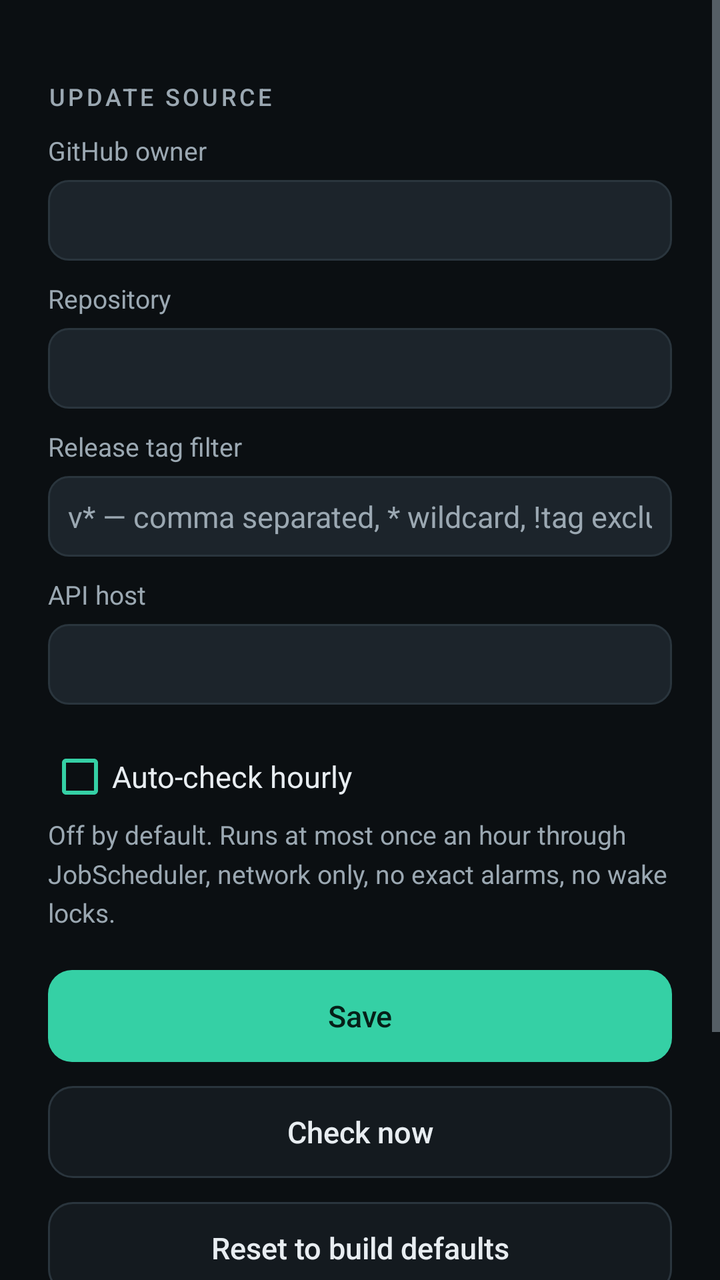
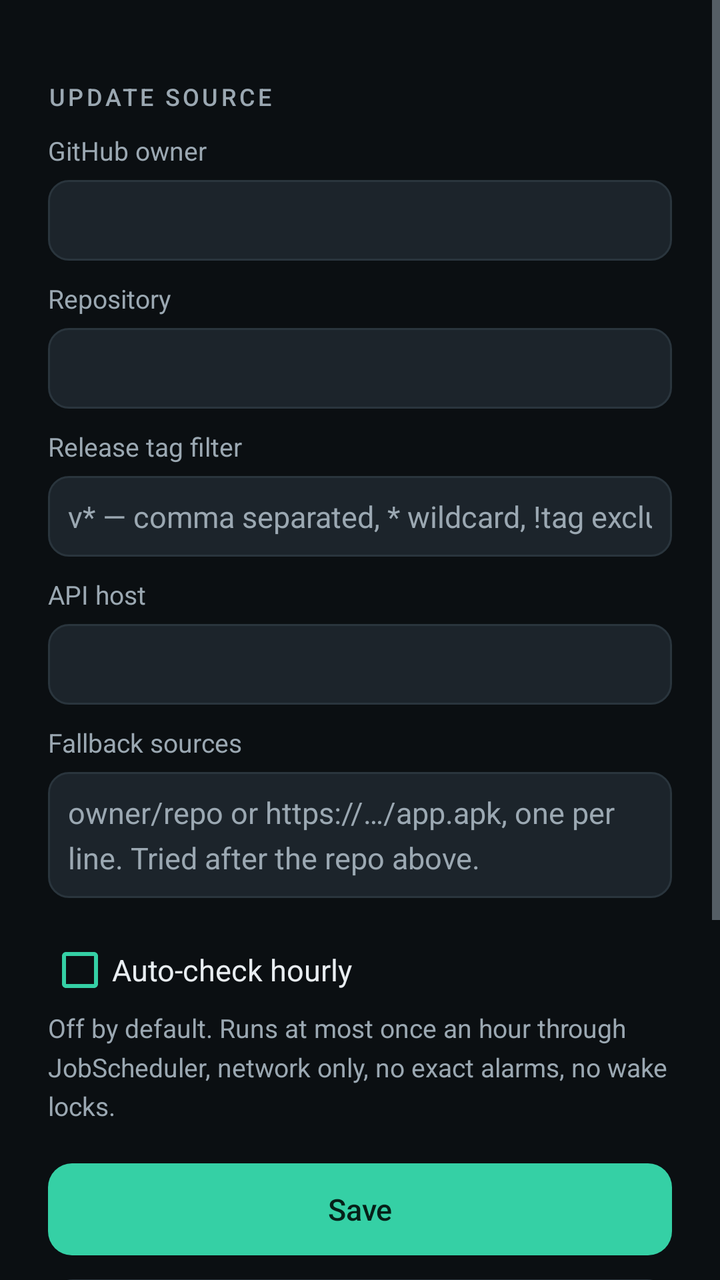

The first picture is an Android layout as it rendered before a commit; the second is the same layout after the commit. The layout source and the unified diff follow.
<!-- AndroidManifest.xml: application theme Theme.Stub -->
<!-- res/layout/activity_settings.xml -->
<?xml version="1.0" encoding="utf-8"?>
<ScrollView xmlns:android="http://schemas.android.com/apk/res/android"
    android:layout_width="match_parent"
    android:layout_height="match_parent"
    android:background="@color/bg"
    android:fillViewport="true">

    <LinearLayout
        android:id="@+id/column"
        android:layout_width="match_parent"
        android:layout_height="wrap_content"
        android:layout_gravity="center_horizontal"
        android:orientation="vertical"
        android:paddingLeft="@dimen/pad_screen"
        android:paddingTop="@dimen/pad_screen_top"
        android:paddingRight="@dimen/pad_screen"
        android:paddingBottom="@dimen/pad_screen_top">

        <TextView
            style="@style/Text.Section"
            android:layout_width="match_parent"
            android:layout_height="wrap_content"
            android:layout_marginTop="@dimen/gap_section"
            android:text="@string/settings_source" />

        <TextView
            style="@style/Text.Muted"
            android:layout_width="match_parent"
            android:layout_height="wrap_content"
            android:layout_marginTop="10dp"
            android:text="@string/settings_owner" />

        <EditText
            android:id="@+id/edt_owner"
            style="@style/Text.Body"
            android:layout_width="match_parent"
            android:layout_height="wrap_content"
            android:layout_marginTop="6dp"
            android:background="@drawable/bg_field"
            android:inputType="text"
            android:padding="@dimen/gap_item"
            android:singleLine="true"
            android:importantForAutofill="no" />

        <TextView
            style="@style/Text.Muted"
            android:layout_width="match_parent"
            android:layout_height="wrap_content"
            android:layout_marginTop="@dimen/gap_item"
            android:text="@string/settings_repo" />

        <EditText
            android:id="@+id/edt_repo"
            style="@style/Text.Body"
            android:layout_width="match_parent"
            android:layout_height="wrap_content"
            android:layout_marginTop="6dp"
            android:background="@drawable/bg_field"
            android:inputType="text"
            android:padding="@dimen/gap_item"
            android:singleLine="true"
            android:importantForAutofill="no" />

        <TextView
            style="@style/Text.Muted"
            android:layout_width="match_parent"
            android:layout_height="wrap_content"
            android:layout_marginTop="@dimen/gap_item"
            android:text="@string/settings_tag_filter" />

        <EditText
            android:id="@+id/edt_tag"
            style="@style/Text.Body"
            android:layout_width="match_parent"
            android:layout_height="wrap_content"
            android:layout_marginTop="6dp"
            android:background="@drawable/bg_field"
            android:hint="@string/settings_tag_filter_hint"
            android:inputType="text"
            android:padding="@dimen/gap_item"
            android:singleLine="true"
            android:importantForAutofill="no" />

        <TextView
            style="@style/Text.Muted"
            android:layout_width="match_parent"
            android:layout_height="wrap_content"
            android:layout_marginTop="@dimen/gap_item"
            android:text="@string/settings_api_host" />

        <EditText
            android:id="@+id/edt_host"
            style="@style/Text.Body"
            android:layout_width="match_parent"
            android:layout_height="wrap_content"
            android:layout_marginTop="6dp"
            android:background="@drawable/bg_field"
            android:inputType="textUri"
            android:padding="@dimen/gap_item"
            android:singleLine="true"
            android:importantForAutofill="no" />

        <CheckBox
            android:id="@+id/chk_auto"
            style="@style/Text.Body"
            android:layout_width="match_parent"
            android:layout_height="wrap_content"
            android:layout_marginTop="20dp"
            android:buttonTint="@color/accent"
            android:text="@string/settings_auto_check" />

        <TextView
            style="@style/Text.Muted"
            android:layout_width="match_parent"
            android:layout_height="wrap_content"
            android:layout_marginTop="4dp"
            android:text="@string/settings_auto_check_note" />

        <Button
            android:id="@+id/btn_save"
            style="@style/Button.Primary"
            android:layout_width="match_parent"
            android:layout_height="wrap_content"
            android:layout_marginTop="@dimen/gap_section"
            android:text="@string/settings_save" />

        <Button
            android:id="@+id/btn_check"
            style="@style/Button.Secondary"
            android:layout_width="match_parent"
            android:layout_height="wrap_content"
            android:layout_marginTop="12dp"
            android:text="@string/settings_check" />

        <Button
            android:id="@+id/btn_reset"
            style="@style/Button.Secondary"
            android:layout_width="match_parent"
            android:layout_height="wrap_content"
            android:layout_marginTop="12dp"
            android:text="@string/settings_reset" />

        <TextView
            style="@style/Text.Section"
            android:layout_width="match_parent"
            android:layout_height="wrap_content"
            android:layout_marginTop="@dimen/gap_section"
            android:text="@string/settings_effective" />

        <TextView
            android:id="@+id/txt_effective"
            style="@style/Text.Mono"
            android:layout_width="match_parent"
            android:layout_height="wrap_content"
            android:layout_marginTop="10dp" />

        <TextView
            style="@style/Text.Section"
            android:layout_width="match_parent"
            android:layout_height="wrap_content"
            android:layout_marginTop="@dimen/gap_section"
            android:text="@string/settings_last_check" />

        <TextView
            android:id="@+id/txt_lastcheck"
            style="@style/Text.Muted"
            android:layout_width="match_parent"
            android:layout_height="wrap_content"
            android:layout_marginTop="10dp" />
    </LinearLayout>
</ScrollView>
<!-- resources referenced by this layout -->
<resources>
  <color name="accent">#35D0A5</color>
  <color name="bg">#0B0F12</color>
  <dimen name="gap_item">10dp</dimen>
  <dimen name="gap_section">20dp</dimen>
  <dimen name="pad_screen">24dp</dimen>
  <dimen name="pad_screen_top">20dp</dimen>
  <!-- drawable bg_field (drawable) -->
  <?xml version="1.0" encoding="utf-8"?>
  <shape xmlns:android="http://schemas.android.com/apk/res/android" android:shape="rectangle">
      <solid android:color="@color/surface_high" />
      <stroke android:width="1dp" android:color="@color/stroke" />
      <corners android:radius="10dp" />
  </shape>
  <string name="settings_api_host">API host</string>
  <string name="settings_auto_check">Auto-check hourly</string>
  <string name="settings_auto_check_note">Off by default. Runs at most once an hour through JobScheduler, network only, no exact alarms, no wake locks.</string>
  <string name="settings_check">Check now</string>
  <string name="settings_effective">Effective source</string>
  <string name="settings_last_check">Last check</string>
  <string name="settings_owner">GitHub owner</string>
  <string name="settings_repo">Repository</string>
  <string name="settings_reset">Reset to build defaults</string>
  <string name="settings_save">Save</string>
  <string name="settings_source">Update source</string>
  <string name="settings_tag_filter">Release tag filter</string>
  <string name="settings_tag_filter_hint">v* — comma separated, * wildcard, !tag excludes</string>
  <style name="Button.Secondary" parent="@android:style/Widget.Material.Button">
          <item name="android:background">@drawable/bg_button_secondary</item>
          <item name="android:textColor">@color/text</item>
          <item name="android:textSize">@dimen/text_button</item>
          <item name="android:textAllCaps">false</item>
          <item name="android:minHeight">@dimen/button_height</item>
          <item name="android:stateListAnimator">@null</item>
      </style>
  <style name="Text.Body">
          <item name="android:textColor">@color/text</item>
          <item name="android:textSize">@dimen/text_body</item>
          <item name="android:lineSpacingMultiplier">1.25</item>
      </style>
  <style name="Text.Mono">
          <item name="android:textColor">@color/text</item>
          <item name="android:textSize">@dimen/text_mono</item>
          <item name="android:fontFamily">monospace</item>
      </style>
  <style name="Text.Muted">
          <item name="android:textColor">@color/muted</item>
          <item name="android:textSize">@dimen/text_muted</item>
          <item name="android:lineSpacingMultiplier">1.25</item>
      </style>
  <style name="Text.Section">
          <item name="android:textColor">@color/muted</item>
          <item name="android:textSize">@dimen/text_section</item>
          <item name="android:fontFamily">sans-serif-medium</item>
          <item name="android:letterSpacing">0.12</item>
          <item name="android:textAllCaps">true</item>
      </style>
  <color name="surface_high">#1C242B</color>
  <color name="stroke">#2A353D</color>
  <dimen name="text_button">15sp</dimen>
  <dimen name="button_height">46dp</dimen>
  <color name="text">#E8EDF1</color>
  <dimen name="text_body">15sp</dimen>
  <dimen name="text_mono">12sp</dimen>
  <color name="muted">#9BA8B2</color>
  <dimen name="text_muted">13sp</dimen>
  <dimen name="text_section">12sp</dimen>
  <color name="surface">#141A1F</color>
  <color name="accent_dim">#1E6F5C</color>
  <!-- unchanged entries left out for length: 4 -->
</resources>

<!-- the commit's change to res/layout/activity_settings.xml (unified diff, before → after) -->
@@ -100,6 +100,26 @@
             android:singleLine="true"
             android:importantForAutofill="no" />
 
+        <TextView
+            style="@style/Text.Muted"
+            android:layout_width="match_parent"
+            android:layout_height="wrap_content"
+            android:layout_marginTop="@dimen/gap_item"
+            android:text="@string/settings_fallbacks" />
+
+        <EditText
+            android:id="@+id/edt_fallbacks"
+            style="@style/Text.Body"
+            android:layout_width="match_parent"
+            android:layout_height="wrap_content"
+            android:layout_marginTop="6dp"
+            android:background="@drawable/bg_field"
+            android:hint="@string/settings_fallbacks_hint"
+            android:inputType="textUri|textMultiLine"
+            android:minLines="2"
+            android:padding="@dimen/gap_item"
+            android:importantForAutofill="no" />
+
         <CheckBox
             android:id="@+id/chk_auto"
             style="@style/Text.Body"
<!-- resource entries referenced after the edit -->
@@ -18,6 +18,8 @@
   <string name="settings_auto_check_note">Off by default. Runs at most once an hour through JobScheduler, network only, no exact alarms, no wake locks.</string>
   <string name="settings_check">Check now</string>
   <string name="settings_effective">Effective source</string>
+  <string name="settings_fallbacks">Fallback sources</string>
+  <string name="settings_fallbacks_hint">owner/repo or https://…/app.apk, one per line. Tried after the repo above.</string>
   <string name="settings_last_check">Last check</string>
   <string name="settings_owner">GitHub owner</string>
   <string name="settings_repo">Repository</string>
